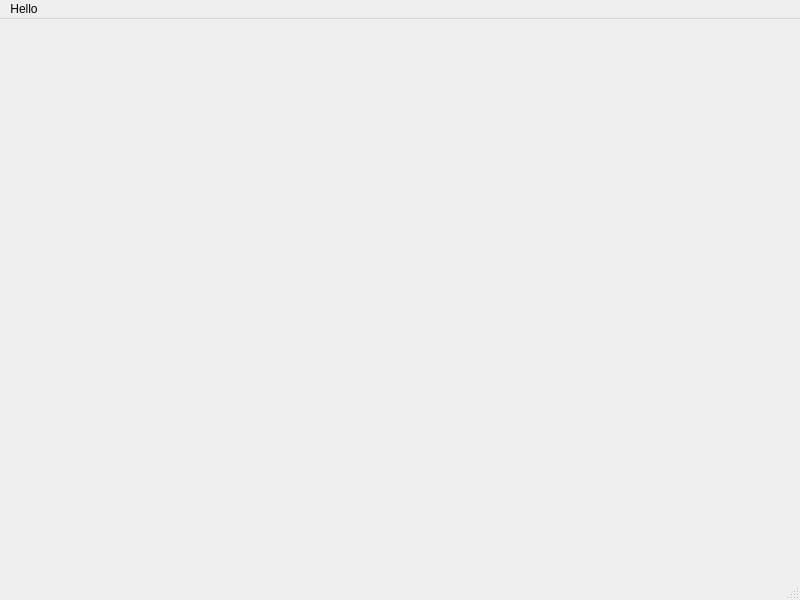
The window that mainwindow.ui (KingsleyOteng/orbitaldynamics-gui) describes before a commit, drawn with Qt 5.
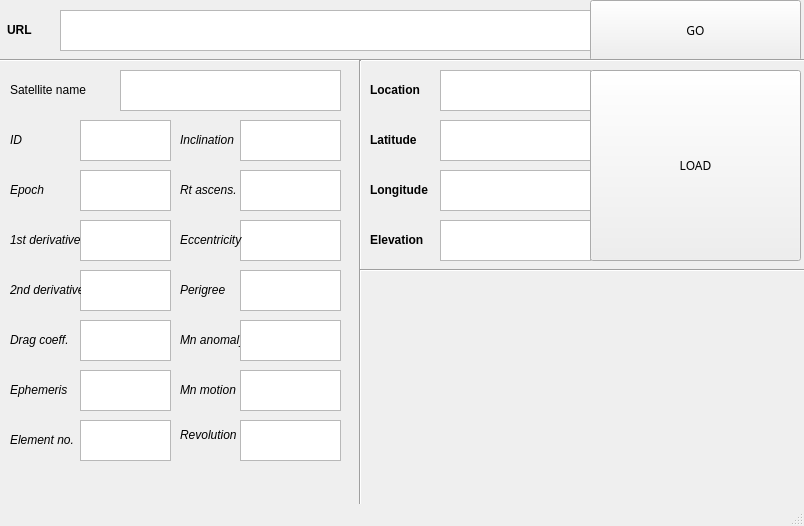
The same window after the commit.

Patch:
```diff
--- a/mainwindow.ui
+++ b/mainwindow.ui
@@ -6,29 +6,690 @@
    <rect>
     <x>0</x>
     <y>0</y>
-    <width>800</width>
-    <height>600</height>
+    <width>804</width>
+    <height>526</height>
    </rect>
   </property>
   <property name="windowTitle">
    <string>MainWindow</string>
   </property>
-  <widget class="QWidget" name="centralwidget"/>
+  <widget class="QWidget" name="centralwidget">
+   <widget class="QLabel" name="URL_label">
+    <property name="geometry">
+     <rect>
+      <x>7</x>
+      <y>20</y>
+      <width>71</width>
+      <height>20</height>
+     </rect>
+    </property>
+    <property name="font">
+     <font>
+      <family>.AppleSystemUIFont</family>
+      <weight>75</weight>
+      <bold>true</bold>
+     </font>
+    </property>
+    <property name="text">
+     <string>URL</string>
+    </property>
+   </widget>
+   <widget class="QTextEdit" name="URL_box">
+    <property name="geometry">
+     <rect>
+      <x>60</x>
+      <y>10</y>
+      <width>531</width>
+      <height>41</height>
+     </rect>
+    </property>
+    <property name="html">
+     <string>&lt;!DOCTYPE HTML PUBLIC &quot;-//W3C//DTD HTML 4.0//EN&quot; &quot;http://www.w3.org/TR/REC-html40/strict.dtd&quot;&gt;
+&lt;html&gt;&lt;head&gt;&lt;meta name=&quot;qrichtext&quot; content=&quot;1&quot; /&gt;&lt;style type=&quot;text/css&quot;&gt;
+p, li { white-space: pre-wrap; }
+&lt;/style&gt;&lt;/head&gt;&lt;body style=&quot; font-family:'.AppleSystemUIFont'; font-size:13pt; font-weight:400; font-style:normal;&quot;&gt;
+&lt;p style=&quot;-qt-paragraph-type:empty; margin-top:0px; margin-bottom:0px; margin-left:0px; margin-right:0px; -qt-block-indent:0; text-indent:0px; font-family:'.AppleSystemUIFont';&quot;&gt;&lt;br /&gt;&lt;/p&gt;&lt;/body&gt;&lt;/html&gt;</string>
+    </property>
+   </widget>
+   <widget class="QPushButton" name="pushButton">
+    <property name="geometry">
+     <rect>
+      <x>590</x>
+      <y>0</y>
+      <width>211</width>
+      <height>61</height>
+     </rect>
+    </property>
+    <property name="font">
+     <font>
+      <family>Silom</family>
+     </font>
+    </property>
+    <property name="text">
+     <string>GO</string>
+    </property>
+   </widget>
+   <widget class="QLabel" name="Satellite_name_label">
+    <property name="geometry">
+     <rect>
+      <x>10</x>
+      <y>80</y>
+      <width>91</width>
+      <height>20</height>
+     </rect>
+    </property>
+    <property name="font">
+     <font>
+      <italic>false</italic>
+     </font>
+    </property>
+    <property name="text">
+     <string>Satellite name</string>
+    </property>
+   </widget>
+   <widget class="QTextEdit" name="argument_perigree">
+    <property name="geometry">
+     <rect>
+      <x>240</x>
+      <y>270</y>
+      <width>101</width>
+      <height>41</height>
+     </rect>
+    </property>
+   </widget>
+   <widget class="QLabel" name="label_3">
+    <property name="geometry">
+     <rect>
+      <x>10</x>
+      <y>130</y>
+      <width>71</width>
+      <height>20</height>
+     </rect>
+    </property>
+    <property name="font">
+     <font>
+      <pointsize>9</pointsize>
+      <italic>true</italic>
+     </font>
+    </property>
+    <property name="text">
+     <string>ID</string>
+    </property>
+   </widget>
+   <widget class="QTextEdit" name="inclination_box">
+    <property name="geometry">
+     <rect>
+      <x>80</x>
+      <y>120</y>
+      <width>91</width>
+      <height>41</height>
+     </rect>
+    </property>
+   </widget>
+   <widget class="QTextEdit" name="epoch_box">
+    <property name="geometry">
+     <rect>
+      <x>80</x>
+      <y>170</y>
+      <width>91</width>
+      <height>41</height>
+     </rect>
+    </property>
+   </widget>
+   <widget class="QLabel" name="label_4">
+    <property name="geometry">
+     <rect>
+      <x>10</x>
+      <y>180</y>
+      <width>71</width>
+      <height>20</height>
+     </rect>
+    </property>
+    <property name="font">
+     <font>
+      <pointsize>9</pointsize>
+      <italic>true</italic>
+     </font>
+    </property>
+    <property name="text">
+     <string>Epoch</string>
+    </property>
+   </widget>
+   <widget class="QTextEdit" name="stderiv_box">
+    <property name="geometry">
+     <rect>
+      <x>80</x>
+      <y>220</y>
+      <width>91</width>
+      <height>41</height>
+     </rect>
+    </property>
+   </widget>
+   <widget class="QLabel" name="label_5">
+    <property name="geometry">
+     <rect>
+      <x>10</x>
+      <y>230</y>
+      <width>71</width>
+      <height>20</height>
+     </rect>
+    </property>
+    <property name="font">
+     <font>
+      <pointsize>9</pointsize>
+      <italic>true</italic>
+     </font>
+    </property>
+    <property name="text">
+     <string>1st derivative</string>
+    </property>
+   </widget>
+   <widget class="QTextEdit" name="ndderiv_box">
+    <property name="geometry">
+     <rect>
+      <x>80</x>
+      <y>270</y>
+      <width>91</width>
+      <height>41</height>
+     </rect>
+    </property>
+   </widget>
+   <widget class="QLabel" name="label_6">
+    <property name="geometry">
+     <rect>
+      <x>10</x>
+      <y>280</y>
+      <width>71</width>
+      <height>20</height>
+     </rect>
+    </property>
+    <property name="font">
+     <font>
+      <pointsize>9</pointsize>
+      <italic>true</italic>
+     </font>
+    </property>
+    <property name="text">
+     <string>2nd derivative</string>
+    </property>
+   </widget>
+   <widget class="QTextEdit" name="drag_box">
+    <property name="geometry">
+     <rect>
+      <x>80</x>
+      <y>320</y>
+      <width>91</width>
+      <height>41</height>
+     </rect>
+    </property>
+   </widget>
+   <widget class="QLabel" name="label_7">
+    <property name="geometry">
+     <rect>
+      <x>10</x>
+      <y>330</y>
+      <width>71</width>
+      <height>20</height>
+     </rect>
+    </property>
+    <property name="font">
+     <font>
+      <pointsize>9</pointsize>
+      <italic>true</italic>
+     </font>
+    </property>
+    <property name="text">
+     <string>Drag coeff.</string>
+    </property>
+   </widget>
+   <widget class="QTextEdit" name="ephemeridis_box">
+    <property name="geometry">
+     <rect>
+      <x>80</x>
+      <y>370</y>
+      <width>91</width>
+      <height>41</height>
+     </rect>
+    </property>
+   </widget>
+   <widget class="QLabel" name="label_8">
+    <property name="geometry">
+     <rect>
+      <x>10</x>
+      <y>380</y>
+      <width>71</width>
+      <height>20</height>
+     </rect>
+    </property>
+    <property name="font">
+     <font>
+      <pointsize>9</pointsize>
+      <italic>true</italic>
+     </font>
+    </property>
+    <property name="text">
+     <string>Ephemeris</string>
+    </property>
+   </widget>
+   <widget class="QTextEdit" name="element_box">
+    <property name="geometry">
+     <rect>
+      <x>80</x>
+      <y>420</y>
+      <width>91</width>
+      <height>41</height>
+     </rect>
+    </property>
+   </widget>
+   <widget class="QLabel" name="label_9">
+    <property name="geometry">
+     <rect>
+      <x>10</x>
+      <y>430</y>
+      <width>71</width>
+      <height>20</height>
+     </rect>
+    </property>
+    <property name="font">
+     <font>
+      <pointsize>9</pointsize>
+      <italic>true</italic>
+     </font>
+    </property>
+    <property name="text">
+     <string>Element no.</string>
+    </property>
+   </widget>
+   <widget class="Line" name="line">
+    <property name="geometry">
+     <rect>
+      <x>0</x>
+      <y>50</y>
+      <width>831</width>
+      <height>20</height>
+     </rect>
+    </property>
+    <property name="orientation">
+     <enum>Qt::Horizontal</enum>
+    </property>
+   </widget>
+   <widget class="QTextEdit" name="textEdit_11">
+    <property name="geometry">
+     <rect>
+      <x>120</x>
+      <y>70</y>
+      <width>221</width>
+      <height>41</height>
+     </rect>
+    </property>
+   </widget>
+   <widget class="QTextEdit" name="inclination_box_2">
+    <property name="geometry">
+     <rect>
+      <x>240</x>
+      <y>120</y>
+      <width>101</width>
+      <height>41</height>
+     </rect>
+    </property>
+   </widget>
+   <widget class="QLabel" name="label_12">
+    <property name="geometry">
+     <rect>
+      <x>180</x>
+      <y>130</y>
+      <width>71</width>
+      <height>20</height>
+     </rect>
+    </property>
+    <property name="font">
+     <font>
+      <pointsize>9</pointsize>
+      <italic>true</italic>
+     </font>
+    </property>
+    <property name="text">
+     <string>Inclination</string>
+    </property>
+   </widget>
+   <widget class="QTextEdit" name="right_ascension_box">
+    <property name="geometry">
+     <rect>
+      <x>240</x>
+      <y>170</y>
+      <width>101</width>
+      <height>41</height>
+     </rect>
+    </property>
+   </widget>
+   <widget class="QLabel" name="label_13">
+    <property name="geometry">
+     <rect>
+      <x>180</x>
+      <y>180</y>
+      <width>71</width>
+      <height>20</height>
+     </rect>
+    </property>
+    <property name="font">
+     <font>
+      <pointsize>9</pointsize>
+      <italic>true</italic>
+     </font>
+    </property>
+    <property name="text">
+     <string>Rt ascens.</string>
+    </property>
+   </widget>
+   <widget class="QTextEdit" name="eccentricity_box">
+    <property name="geometry">
+     <rect>
+      <x>240</x>
+      <y>220</y>
+      <width>101</width>
+      <height>41</height>
+     </rect>
+    </property>
+   </widget>
+   <widget class="QLabel" name="label_14">
+    <property name="geometry">
+     <rect>
+      <x>180</x>
+      <y>230</y>
+      <width>71</width>
+      <height>20</height>
+     </rect>
+    </property>
+    <property name="font">
+     <font>
+      <pointsize>9</pointsize>
+      <italic>true</italic>
+     </font>
+    </property>
+    <property name="text">
+     <string>Eccentricity</string>
+    </property>
+   </widget>
+   <widget class="Line" name="line_2">
+    <property name="geometry">
+     <rect>
+      <x>350</x>
+      <y>60</y>
+      <width>20</width>
+      <height>491</height>
+     </rect>
+    </property>
+    <property name="orientation">
+     <enum>Qt::Vertical</enum>
+    </property>
+   </widget>
+   <widget class="QTextEdit" name="location_box">
+    <property name="geometry">
+     <rect>
+      <x>440</x>
+      <y>70</y>
+      <width>151</width>
+      <height>41</height>
+     </rect>
+    </property>
+   </widget>
+   <widget class="QTextEdit" name="latitude_box">
+    <property name="geometry">
+     <rect>
+      <x>440</x>
+      <y>120</y>
+      <width>151</width>
+      <height>41</height>
+     </rect>
+    </property>
+   </widget>
+   <widget class="QTextEdit" name="longitude_box">
+    <property name="geometry">
+     <rect>
+      <x>440</x>
+      <y>170</y>
+      <width>151</width>
+      <height>41</height>
+     </rect>
+    </property>
+   </widget>
+   <widget class="QLabel" name="label_15">
+    <property name="geometry">
+     <rect>
+      <x>370</x>
+      <y>80</y>
+      <width>71</width>
+      <height>20</height>
+     </rect>
+    </property>
+    <property name="font">
+     <font>
+      <pointsize>9</pointsize>
+      <weight>75</weight>
+      <bold>true</bold>
+     </font>
+    </property>
+    <property name="text">
+     <string>Location</string>
+    </property>
+   </widget>
+   <widget class="QLabel" name="label_16">
+    <property name="geometry">
+     <rect>
+      <x>370</x>
+      <y>130</y>
+      <width>71</width>
+      <height>20</height>
+     </rect>
+    </property>
+    <property name="font">
+     <font>
+      <pointsize>9</pointsize>
+      <weight>75</weight>
+      <bold>true</bold>
+     </font>
+    </property>
+    <property name="text">
+     <string>Latitude</string>
+    </property>
+   </widget>
+   <widget class="QLabel" name="label_17">
+    <property name="geometry">
+     <rect>
+      <x>370</x>
+      <y>180</y>
+      <width>71</width>
+      <height>20</height>
+     </rect>
+    </property>
+    <property name="font">
+     <font>
+      <pointsize>9</pointsize>
+      <weight>75</weight>
+      <bold>true</bold>
+     </font>
+    </property>
+    <property name="text">
+     <string>Longitude</string>
+    </property>
+   </widget>
+   <widget class="Line" name="line_3">
+    <property name="geometry">
+     <rect>
+      <x>360</x>
+      <y>260</y>
+      <width>451</width>
+      <height>20</height>
+     </rect>
+    </property>
+    <property name="orientation">
+     <enum>Qt::Horizontal</enum>
+    </property>
+   </widget>
+   <widget class="QLabel" name="label_18">
+    <property name="geometry">
+     <rect>
+      <x>180</x>
+      <y>280</y>
+      <width>71</width>
+      <height>20</height>
+     </rect>
+    </property>
+    <property name="font">
+     <font>
+      <pointsize>9</pointsize>
+      <italic>true</italic>
+     </font>
+    </property>
+    <property name="text">
+     <string>Perigree</string>
+    </property>
+   </widget>
+   <widget class="QLabel" name="label_19">
+    <property name="geometry">
+     <rect>
+      <x>180</x>
+      <y>330</y>
+      <width>71</width>
+      <height>20</height>
+     </rect>
+    </property>
+    <property name="font">
+     <font>
+      <pointsize>9</pointsize>
+      <italic>true</italic>
+     </font>
+    </property>
+    <property name="text">
+     <string>Mn anomaly</string>
+    </property>
+   </widget>
+   <widget class="QTextEdit" name="mean_anomaly">
+    <property name="geometry">
+     <rect>
+      <x>240</x>
+      <y>320</y>
+      <width>101</width>
+      <height>41</height>
+     </rect>
+    </property>
+   </widget>
+   <widget class="QLabel" name="label_20">
+    <property name="geometry">
+     <rect>
+      <x>180</x>
+      <y>380</y>
+      <width>71</width>
+      <height>20</height>
+     </rect>
+    </property>
+    <property name="font">
+     <font>
+      <pointsize>9</pointsize>
+      <italic>true</italic>
+     </font>
+    </property>
+    <property name="text">
+     <string>Mn motion</string>
+    </property>
+   </widget>
+   <widget class="QTextEdit" name="mean_motion_box">
+    <property name="geometry">
+     <rect>
+      <x>240</x>
+      <y>370</y>
+      <width>101</width>
+      <height>41</height>
+     </rect>
+    </property>
+   </widget>
+   <widget class="QTextEdit" name="revolution_number_box">
+    <property name="geometry">
+     <rect>
+      <x>240</x>
+      <y>420</y>
+      <width>101</width>
+      <height>41</height>
+     </rect>
+    </property>
+   </widget>
+   <widget class="QLabel" name="label_21">
+    <property name="geometry">
+     <rect>
+      <x>180</x>
+      <y>419</y>
+      <width>61</width>
+      <height>31</height>
+     </rect>
+    </property>
+    <property name="font">
+     <font>
+      <pointsize>9</pointsize>
+      <italic>true</italic>
+     </font>
+    </property>
+    <property name="text">
+     <string>Revolution</string>
+    </property>
+   </widget>
+   <widget class="QTextEdit" name="elevation_box">
+    <property name="geometry">
+     <rect>
+      <x>440</x>
+      <y>220</y>
+      <width>151</width>
+      <height>41</height>
+     </rect>
+    </property>
+   </widget>
+   <widget class="QLabel" name="label_22">
+    <property name="geometry">
+     <rect>
+      <x>370</x>
+      <y>230</y>
+      <width>71</width>
+      <height>20</height>
+     </rect>
+    </property>
+    <property name="font">
+     <font>
+      <pointsize>9</pointsize>
+      <weight>75</weight>
+      <bold>true</bold>
+     </font>
+    </property>
+    <property name="text">
+     <string>Elevation</string>
+    </property>
+   </widget>
+   <widget class="QPushButton" name="pushButton_2">
+    <property name="geometry">
+     <rect>
+      <x>590</x>
+      <y>70</y>
+      <width>211</width>
+      <height>191</height>
+     </rect>
+    </property>
+    <property name="font">
+     <font>
+      <family>Silom</family>
+     </font>
+    </property>
+    <property name="text">
+     <string>LOAD</string>
+    </property>
+   </widget>
+  </widget>
   <widget class="QMenuBar" name="menubar">
    <property name="geometry">
     <rect>
      <x>0</x>
      <y>0</y>
-     <width>800</width>
+     <width>804</width>
      <height>22</height>
     </rect>
    </property>
-   <widget class="QMenu" name="menuHello">
-    <property name="title">
-     <string>Hello</string>
-    </property>
-   </widget>
-   <addaction name="menuHello"/>
   </widget>
   <widget class="QStatusBar" name="statusbar"/>
  </widget>
```
